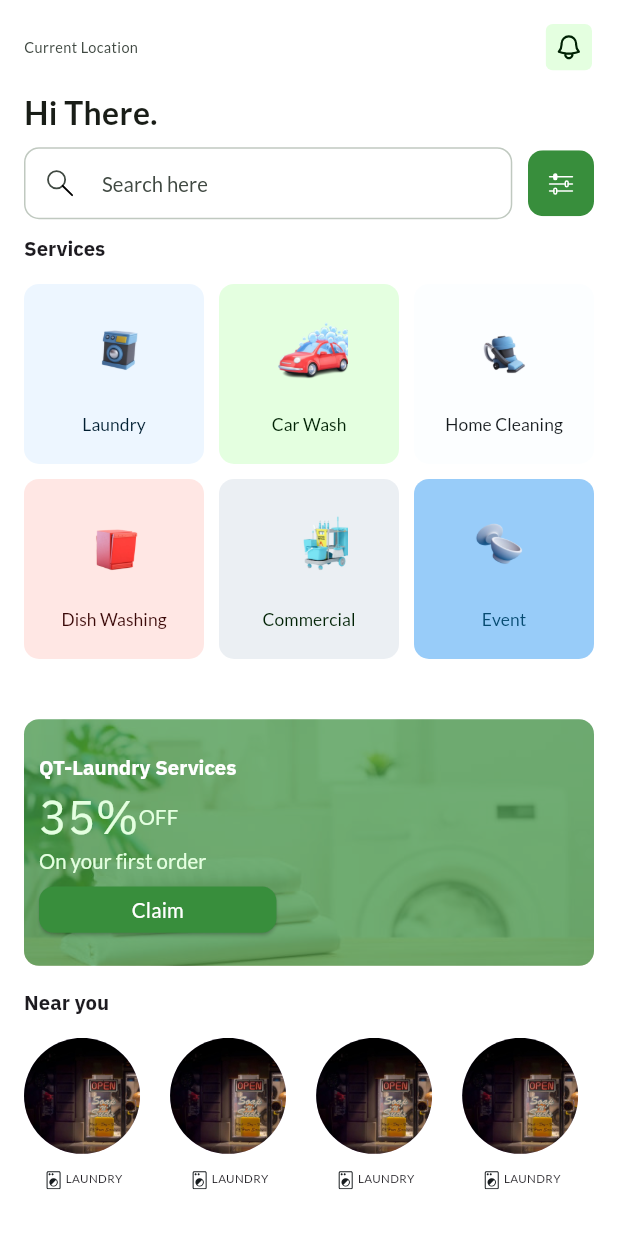
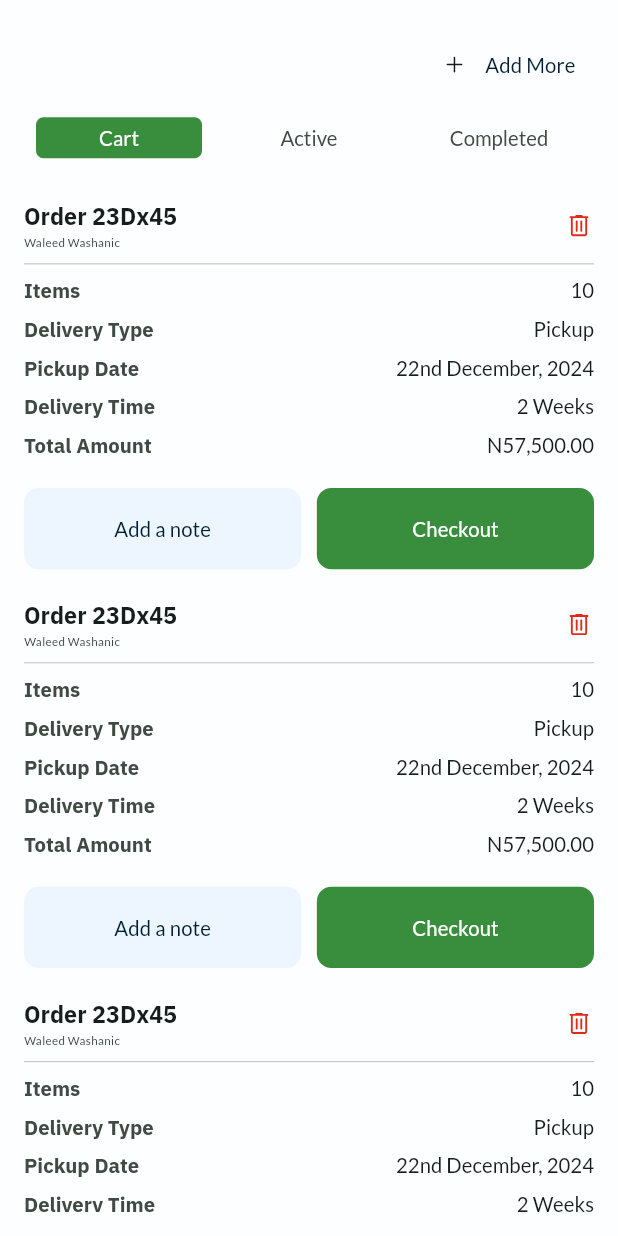
Before and after one commit to francisnatty/ECOWASH, a Flutter app: the screen it shows after launch, on a phone screen of 412 x 824 dp. Run offline on Flutter 3.47's test engine with Material 3 defaults, Android fonts, the phone set to English and light mode, and no system bars; our stand-ins replace dio, flutter_screenutil, flutter_svg.

Commit message:
cart screen started

```diff
--- a/lib/core/utils/constants/colors.dart
+++ b/lib/core/utils/constants/colors.dart
@@ -24,5 +24,7 @@ abstract class AppColors {
   static const Color onSecondaryFixedVariant = Color(0xff064B72);
   static const Color surfaceContainerLow = Color(0xffF0F4F8);
   static const Color outline = Color(0xff717972);
+  static const Color error = Color(0xffE02A1A);
+  static const Color tertiary = Color(0xff009558);
 }
 // Schemes/On Secondary Fixed Variant
--- a/lib/core/utils/constants/res.dart
+++ b/lib/core/utils/constants/res.dart
@@ -12,6 +12,9 @@ class AppIcons {
   static const String addIcon = '${_path}add_icon.svg';
   static const String cartBag = '${_path}cart_bag.svg';
   static const String favourite = '${_path}favourite.svg';
+  static const String deleteIcon = '${_path}delete_icon.svg';
+  static const String boxIcon = '${_path}box_icon.svg';
+  static const String plusIcon = '${_path}plus_icon.svg';
 }
 
 class AppImages {
--- a/lib/core/widgets/buttons.dart
+++ b/lib/core/widgets/buttons.dart
@@ -1,3 +1,4 @@
+import 'package:ecowash/core/widgets/wwidgets.dart';
 import 'package:flutter/material.dart';
 import 'package:flutter_screenutil/flutter_screenutil.dart';
 
@@ -20,6 +21,7 @@ class AppButtons {
         onPressed: onPressed,
         style: ElevatedButton.styleFrom(
           padding: EdgeInsets.zero,
+          elevation: 0,
           backgroundColor: bgColor ?? AppColors.primary,
           shape: RoundedRectangleBorder(
             borderRadius: BorderRadius.circular(10.r),
@@ -69,4 +71,47 @@ class AppButtons {
       ),
     );
   }
+
+  static Widget iconButton({
+    required VoidCallback onPressed,
+    required String title,
+    double? height,
+    double? width,
+    TextStyle? textStyle,
+    Color? bgColor,
+    Color? textColor,
+    required String icon,
+  }) {
+    return SizedBox(
+      width: width ?? double.infinity,
+      height: height ?? 56.h,
+      child: ElevatedButton(
+        onPressed: onPressed,
+        style: ElevatedButton.styleFrom(
+          padding: EdgeInsets.zero,
+          elevation: 0,
+          backgroundColor: bgColor ?? AppColors.primary,
+          shape: RoundedRectangleBorder(
+            borderRadius: BorderRadius.circular(10.r),
+          ),
+        ),
+        child: Row(
+          mainAxisAlignment: MainAxisAlignment.center,
+          children: [
+            SvgIcon(icon: icon),
+            const Wspacing(width: 10),
+            Text(
+              title,
+              style: textStyle ??
+                  TextStyle(
+                    color: textColor ?? Colors.white,
+                    fontWeight: FontWeight.w400,
+                    fontSize: 14.sp,
+                  ),
+            ),
+          ],
+        ),
+      ),
+    );
+  }
 }
--- /dev/null
+++ b/lib/features/app/presentation/pages/cart/screens/cart.dart
@@ -0,0 +1,97 @@
+import 'package:ecowash/core/utils/utils.dart';
+import 'package:ecowash/core/widgets/wwidgets.dart';
+import 'package:ecowash/features/app/presentation/pages/cart/screens/tab/active_tab.dart';
+import 'package:ecowash/features/app/presentation/pages/cart/screens/tab/cart_tab.dart';
+import 'package:ecowash/features/app/presentation/pages/cart/screens/tab/completed_tab.dart';
+import 'package:flutter/material.dart';
+import 'package:flutter_screenutil/flutter_screenutil.dart';
+
+import '../widgets/cart_widget.dart';
+
+class CartScreen extends StatefulWidget {
+  const CartScreen({super.key});
+
+  @override
+  State<CartScreen> createState() => _CartScreenState();
+}
+
+class _CartScreenState extends State<CartScreen> {
+  List<String> tabs = ['Cart', 'Active', 'Completed'];
+  List<Widget> screens = [
+    CartTab(),
+    ActiveTab(),
+    CompletedTab(),
+  ];
+  int tabIndex = 0;
+  @override
+  Widget build(BuildContext context) {
+    return Scaffold(
+      backgroundColor: AppColors.surface,
+      body: SafeArea(
+        child: Padding(
+          padding: AppPaddings.all16,
+          child: Column(
+            children: [
+              Align(
+                alignment: Alignment.centerRight,
+                child: AppButtons.iconButton(
+                  width: 110.w,
+                  onPressed: () {},
+                  title: 'Add More',
+                  icon: AppIcons.plusIcon,
+                  bgColor: AppColors.surface,
+                  textColor: AppColors.onSecondaryContainer,
+                ),
+              ),
+              Row(
+                mainAxisAlignment: MainAxisAlignment.spaceBetween,
+                children: List.generate(tabs.length, (index) {
+                  return Expanded(
+                    child: InkWell(
+                      onTap: () {
+                        setState(() {
+                          tabIndex = index;
+                        });
+                      },
+                      child: Padding(
+                        padding: const EdgeInsets.all(8.0),
+                        child: Container(
+                          padding: EdgeInsets.fromLTRB(
+                            0.w,
+                            4.w,
+                            0.w,
+                            4.w,
+                          ),
+                          decoration: BoxDecoration(
+                              color: tabIndex == index
+                                  ? AppColors.primary
+                                  : Colors.transparent,
+                              borderRadius: BorderRadius.circular(5)),
+                          child: Center(
+                            child: Text(
+                              tabs[index],
+                              style: AppTextStyles.labelLarge.copyWith(
+                                color: tabIndex == index
+                                    ? AppColors.materialThemeWhite
+                                    : AppColors.onSurfaceVariant,
+                                fontWeight: FontWeight.w500,
+                              ),
+                            ),
+                          ),
+                        ),
+                      ),
+                    ),
+                  );
+                }),
+              ),
+              const Hspacing(height: 20),
+              Expanded(
+                child: screens[tabIndex],
+              ),
+            ],
+          ),
+        ),
+      ),
+    );
+  }
+}
--- /dev/null
+++ b/lib/features/app/presentation/pages/cart/screens/tab/cart_tab.dart
@@ -0,0 +1,21 @@
+import 'package:flutter/foundation.dart';
+import 'package:flutter/material.dart';
+
+import '../../../../../../../core/widgets/wwidgets.dart';
+import '../../widgets/cart_widget.dart';
+
+class CartTab extends StatelessWidget {
+  const CartTab({super.key});
+
+  @override
+  Widget build(BuildContext context) {
+    return ListView.separated(
+        itemCount: 10,
+        separatorBuilder: (context, index) {
+          return const Hspacing(height: 20);
+        },
+        itemBuilder: (context, index) {
+          return const CartWidget();
+        });
+  }
+}
--- /dev/null
+++ b/lib/features/app/presentation/pages/cart/widgets/cart_widget.dart
@@ -0,0 +1,78 @@
+import 'package:flutter/material.dart';
+
+import '../../../../../../core/utils/utils.dart';
+import '../../../../../../core/widgets/wwidgets.dart';
+import 'order_item_info.dart';
+
+class CartWidget extends StatelessWidget {
+  const CartWidget({
+    super.key,
+  });
+
+  @override
+  Widget build(BuildContext context) {
+    return Column(
+      children: [
+        Row(
+          mainAxisAlignment: MainAxisAlignment.spaceBetween,
+          children: [
+            Column(
+              crossAxisAlignment: CrossAxisAlignment.start,
+              children: [
+                Text(
+                  'Order 23Dx45',
+                  style: AppTextStyles.titleMedium.copyWith(
+                    color: AppColors.onSurface,
+                  ),
+                ),
+                Text(
+                  'Waleed Washanic',
+                  style: AppTextStyles.bodySmallest.copyWith(
+                    color: AppColors.onSurfaceVariant,
+                  ),
+                )
+              ],
+            ),
+            const SvgIcon(
+              icon: AppIcons.deleteIcon,
+            )
+          ],
+        ),
+        const Divider(
+          color: AppColors.outlineVariant,
+          thickness: 0.75,
+        ),
+        const OrderInfoWidget(title: 'Items', value: '10'),
+        const Hspacing(height: 7),
+        const OrderInfoWidget(title: 'Delivery Type', value: 'Pickup'),
+        const Hspacing(height: 7),
+        const OrderInfoWidget(
+            title: 'Pickup Date', value: '22nd December, 2024'),
+        const Hspacing(height: 7),
+        const OrderInfoWidget(title: 'Delivery Time', value: '2 Weeks'),
+        const Hspacing(height: 7),
+        const OrderInfoWidget(title: 'Total Amount', value: 'N57,500.00'),
+        const Hspacing(height: 20),
+        Row(
+          children: [
+            Expanded(
+              child: AppButtons.primary(
+                bgColor: AppColors.secondaryContainer,
+                textColor: AppColors.onSecondaryContainer,
+                onPressed: () {},
+                title: 'Add a note',
+              ),
+            ),
+            const Wspacing(width: 10),
+            Expanded(
+              child: AppButtons.primary(
+                onPressed: () {},
+                title: 'Checkout',
+              ),
+            ),
+          ],
+        ),
+      ],
+    );
+  }
+}
--- /dev/null
+++ b/lib/features/app/presentation/pages/cart/widgets/order_item_info.dart
@@ -0,0 +1,35 @@
+import 'package:flutter/material.dart';
+
+import '../../../../../../core/utils/utils.dart';
+
+class OrderInfoWidget extends StatelessWidget {
+  final String title;
+  final String value;
+
+  const OrderInfoWidget({
+    super.key,
+    required this.title,
+    required this.value,
+  });
+
+  @override
+  Widget build(BuildContext context) {
+    return Row(
+      mainAxisAlignment: MainAxisAlignment.spaceBetween,
+      children: [
+        Text(
+          title,
+          style: AppTextStyles.titleSmall.copyWith(
+            color: AppColors.onSurfaceVariant,
+          ),
+        ),
+        Text(
+          value,
+          style: AppTextStyles.bodyMedium.copyWith(
+            color: AppColors.onSurface,
+          ),
+        )
+      ],
+    );
+  }
+}
--- a/lib/main.dart
+++ b/lib/main.dart
@@ -1,4 +1,4 @@
-import 'package:ecowash/features/app/presentation/pages/dashboard/dashboard.dart';
+import 'package:ecowash/features/app/presentation/pages/cart/screens/cart.dart';
 import 'package:flutter/material.dart';
 import 'package:flutter_screenutil/flutter_screenutil.dart';
 
@@ -24,7 +24,7 @@ class MyApp extends StatelessWidget {
               colorScheme: ColorScheme.fromSeed(seedColor: Colors.deepPurple),
               useMaterial3: true,
             ),
-            home: const DashboardSc(),
+            home: const CartScreen(),
           );
         });
   }
```
Also changed, not shown: lib/features/app/presentation/pages/cart/screens/tab/active_tab.dart (added, +25 -0 lines), lib/features/app/presentation/pages/cart/screens/tab/completed_tab.dart (added, +24 -0 lines), lib/features/app/presentation/pages/cart/widgets/active_order_widget.dart (added, +89 -0 lines), lib/features/app/presentation/pages/cart/widgets/completed_order_widget.dart (added, +98 -0 lines), lib/features/app/presentation/pages/laundry/screens/laundry_checkout.dart (added, +22 -0 lines), lib/features/app/presentation/pages/laundry/screens/laundry_profile.dart (+12 -15 lines), lib/features/app/presentation/pages/laundry/widgets/product_tab.dart (added, +27 -0 lines), lib/features/app/presentation/pages/laundry/widgets/reviews_tab.dart (added, +73 -0 lines), lib/features/app/presentation/pages/laundry/widgets/service_tab.dart (added, +27 -0 lines), assets/icons/box_icon.svg (added), assets/icons/delete_icon.svg (added), assets/icons/plus_icon.svg (added).
